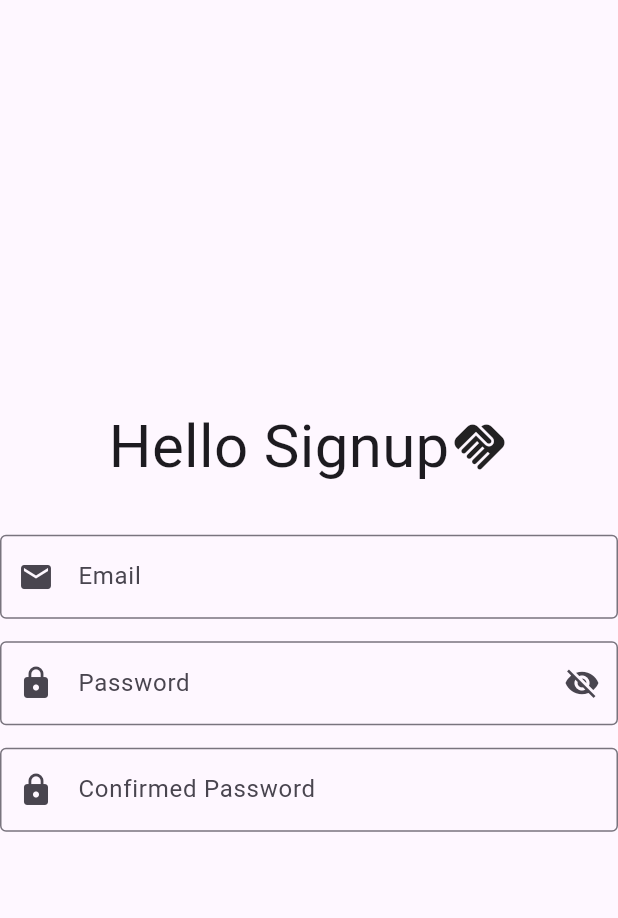
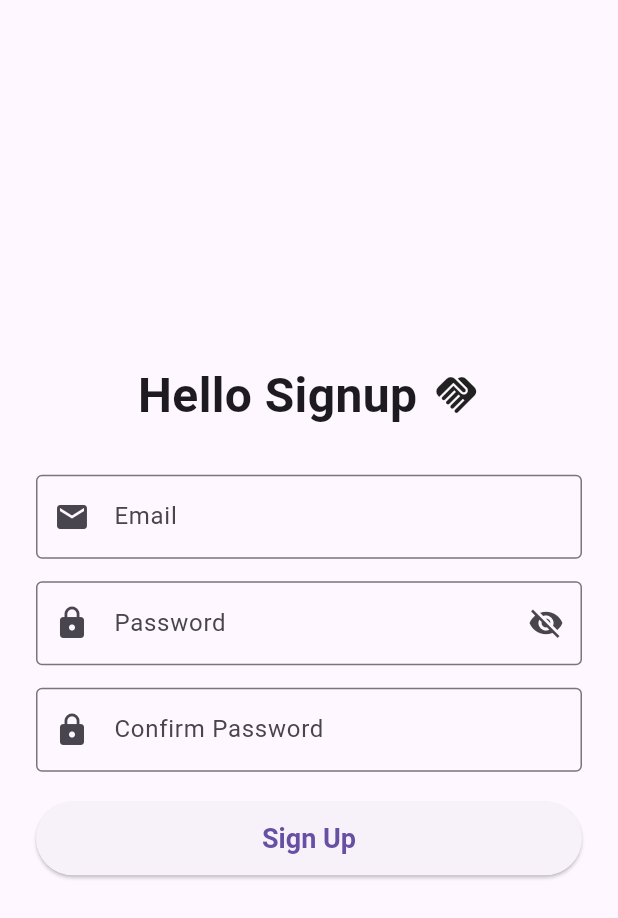
Before and after one commit to omar-albarakeh/chatapp-v2, a Flutter app: the screen it shows after launch, on a phone screen of 412 x 824 dp. Shown: the top 918 px of the screen. Run offline on Flutter 3.47's test engine with Material 3 defaults, Android fonts, the phone set to English and light mode, and no system bars.

Commit message:
signup page updated

```diff
--- a/lib/Signup.dart
+++ b/lib/Signup.dart
@@ -8,60 +8,78 @@ class Signuppage extends StatefulWidget {
 }
 
 class _SignuppageState extends State<Signuppage> {
+  bool _isVisible = false;
 
-  bool _isvisible =false;
   @override
   Widget build(BuildContext context) {
     return Scaffold(
-        body: Column(
-            mainAxisAlignment: MainAxisAlignment.center,
+      body: Center(
+        child: Padding(
+          padding: const EdgeInsets.symmetric(horizontal: 24.0),
+          child: Column(
+            mainAxisSize: MainAxisSize.min,
             crossAxisAlignment: CrossAxisAlignment.center,
             children: [
               Row(
                 mainAxisSize: MainAxisSize.min,
                 children: [
-              Text("Hello Signup", style: TextStyle(fontSize: 40)),
-              Icon(Icons.handshake, size: 40),
+                  const Text("Hello Signup", style: TextStyle(fontSize: 32, fontWeight: FontWeight.bold)),
+                  const SizedBox(width: 10),
+                  const Icon(Icons.handshake, size: 32),
                 ],
               ),
-          SizedBox(
-            height: 30,
-          ),
-          TextField(
+              const SizedBox(height: 30),
+              const TextField(
                 decoration: InputDecoration(
                   labelText: "Email",
                   prefixIcon: Icon(Icons.email),
                   border: OutlineInputBorder(),
                 ),
+                keyboardType: TextInputType.emailAddress,
               ),
-          SizedBox(
-            height: 15,
-          ),
+              const SizedBox(height: 15),
               TextField(
                 decoration: InputDecoration(
                   labelText: "Password",
-              prefixIcon: Icon(Icons.lock),
+                  prefixIcon: const Icon(Icons.lock),
                   suffixIcon: IconButton(
-                  icon: Icon( _isvisible ? Icons.visibility : Icons.visibility_off),
+                    icon: Icon(_isVisible ? Icons.visibility : Icons.visibility_off),
                     onPressed: () {
                       setState(() {
-                      _isvisible=!_isvisible;
+                        _isVisible = !_isVisible;
                       });
-                },),
-              border: OutlineInputBorder(),
+                    },
                   ),
-            obscureText: _isvisible,
+                  border: const OutlineInputBorder(),
                 ),
-          SizedBox(
-            height: 15,
+                obscureText: !_isVisible,
               ),
-          TextField(
+              const SizedBox(height: 15),
+              const TextField(
                 decoration: InputDecoration(
-              labelText: "Confirmed Password",
+                  labelText: "Confirm Password",
                   prefixIcon: Icon(Icons.lock),
                   border: OutlineInputBorder(),
                 ),
+                obscureText: true,
               ),
-        ]));
+              const SizedBox(height: 20),
+              SizedBox(
+                width: double.infinity,
+                child: ElevatedButton(
+                  onPressed: () {
+                  },
+                  style: ElevatedButton.styleFrom(
+                    padding: const EdgeInsets.symmetric(vertical: 14),
+                    textStyle: const TextStyle(fontSize: 18, fontWeight: FontWeight.bold),
+                  ),
+                  child: const Text("Sign Up"),
+                ),
+              ),
+            ],
+          ),
+        ),
+      ),
+    );
   }
 }
```
Lines whose indentation alone changed are shown as unchanged.
